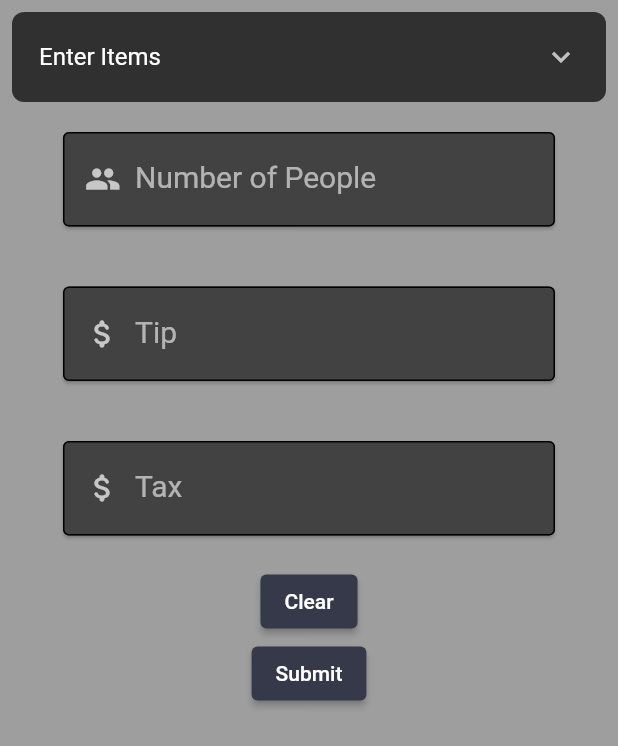
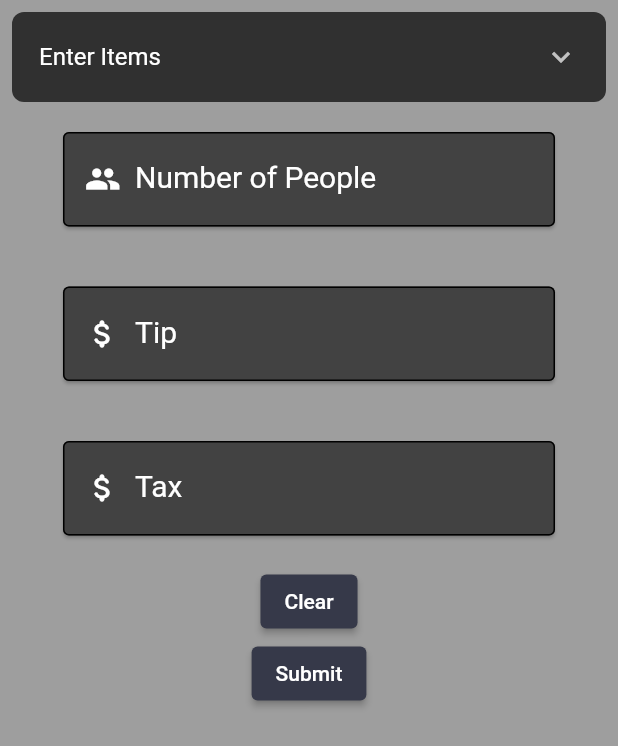
Before and after one commit to CNsquared/ABGapp, a Flutter app: the screen it shows after launch, after a tap on "Dividing Equally", on a phone screen of 412 x 824 dp. Shown: the top 746 px of the screen. Run offline on Flutter 3.47's test engine with Material 2 defaults, Android fonts, the phone set to English and light mode, and no system bars; drawn by our look-alikes of expansion_tile_card; our stand-ins replace camera, go_router, shared_preferences; Roboto replaces fonts that are missing (Georgia).

Commit message:
more changes to text and icon color

```diff
--- a/lib/common/theme.dart
+++ b/lib/common/theme.dart
@@ -34,6 +34,11 @@ class Themes {
       iconTheme: IconThemeData(
         color: Color(0xFF363949),
       ),
+      inputDecorationTheme: InputDecorationTheme(
+        labelStyle: TextStyle(color: Colors.black),
+        prefixIconColor: Colors.black,
+        prefixStyle: TextStyle(color:Colors.black)
+      ),
 
       // Define the default `TextTheme`. Use this to specify the default
       // text styling for headlines, titles, bodies of text, and more.
@@ -56,6 +61,14 @@ class Themes {
       fontFamily: 'Georgia',
       iconTheme: IconThemeData(
         color: Color(0xFFFFF8E7),
+      ),
+      inputDecorationTheme: InputDecorationTheme(
+        labelStyle: TextStyle(color: Colors.white),
+        prefixIconColor: Colors.white,
+        prefixStyle: TextStyle(color:Colors.white),
+        hoverColor: Colors.white,
+        suffixStyle: TextStyle(color: Colors.white),
+        focusColor: Colors.white
       ),
 
       // Define the default `TextTheme`. Use this to specify the default
```
